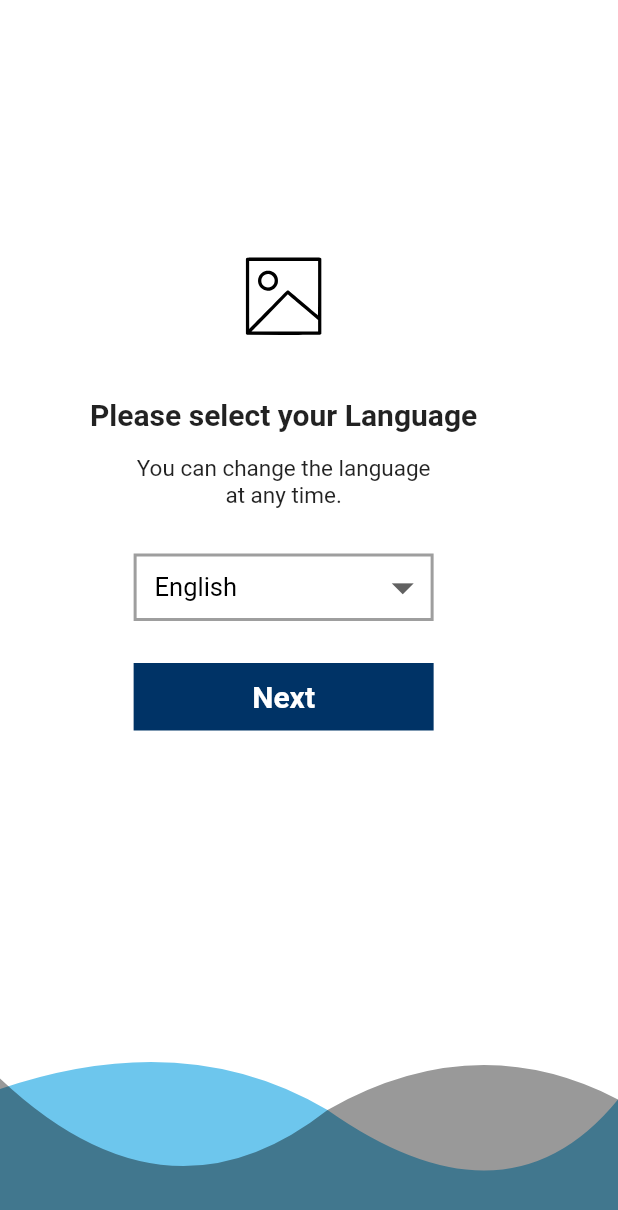
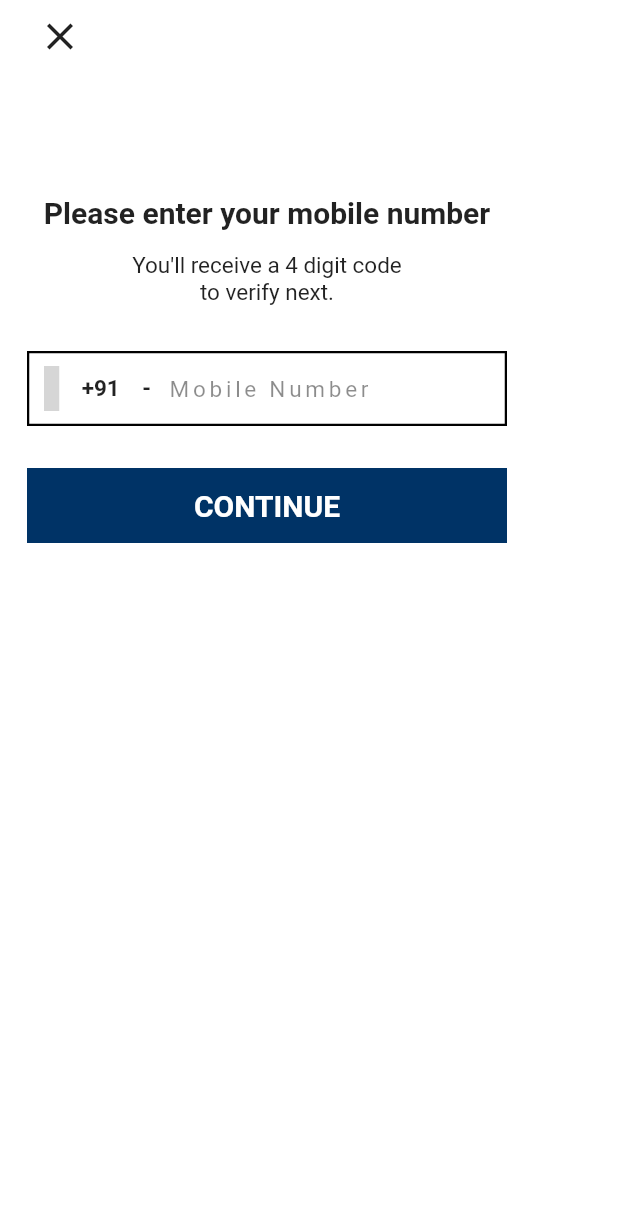
Before and after one commit to arjunganesh123/intern_design, a Flutter app: the screen it shows after launch, on a phone screen of 412 x 824 dp. Shown: the top 1210 px of the screen. Run offline on Flutter 3.47's test engine with Material 2 defaults, Android fonts, the phone set to English and light mode, and no system bars; our stand-ins replace flutter_svg; grey boxes are pictures that could not be loaded.

Commit message:
user auth paage UI design

```diff
--- a/lib/homepage.dart
+++ b/lib/homepage.dart
@@ -1,6 +1,7 @@
 import 'package:flutter/cupertino.dart';
 import 'package:flutter/material.dart';
 import 'package:flutter_svg/flutter_svg.dart';
+import 'package:intern_design/userauthpage.dart';
 
 class HomePage extends StatefulWidget {
   static const String id="HomePage";
@@ -84,8 +85,8 @@ class _HomePageState extends State<HomePage> {
                   ),
                 ),
                 const SizedBox(height: 20,),
-                TextButton(onPressed: () {  },
-                child: Container(height: 45,width: 200,color: const Color.fromRGBO(0, 51, 102, 1),child: const Center(child: Text("Next",style: TextStyle(color: Colors.white,fontSize: 20,fontWeight: FontWeight.bold),)),)),
+                TextButton(onPressed: () { Navigator.pushNamed(context, UserAuthPage.id); },
+                child: Container(height: 45,width: 200,color: const Color.fromRGBO(0, 51, 102, 1),child: const Center(child: Text("NEXT",style: TextStyle(color: Colors.white,fontSize: 20,fontWeight: FontWeight.bold),)),)),
               ],
             ),
           ),
--- a/lib/main.dart
+++ b/lib/main.dart
@@ -1,5 +1,6 @@
 import 'package:flutter/material.dart';
 import 'package:intern_design/homepage.dart';
+import 'package:intern_design/userauthpage.dart';
 
 void main() {
   runApp(const MyApp());
@@ -12,9 +13,10 @@ class MyApp extends StatelessWidget {
   @override
   Widget build(BuildContext context) {
     return  MaterialApp(
-      home: const HomePage(),
+      home: const UserAuthPage(),
       routes: {
         HomePage.id:(context)=>const HomePage(),
+        UserAuthPage.id:(context)=>const UserAuthPage(),
       },
     );
   }
--- /dev/null
+++ b/lib/userauthpage.dart
@@ -0,0 +1,85 @@
+import 'package:flutter/cupertino.dart';
+import 'package:flutter/material.dart';
+import 'package:flutter_svg/flutter_svg.dart';
+
+class UserAuthPage extends StatefulWidget {
+  static String id='UserAuthPage';
+  const UserAuthPage({Key? key}) : super(key: key);
+
+  @override
+  _UserAuthPageState createState() => _UserAuthPageState();
+}
+
+class _UserAuthPageState extends State<UserAuthPage> {
+  final _mobctrl=TextEditingController();
+  @override
+  Widget build(BuildContext context) {
+    return Scaffold(
+      backgroundColor: Colors.white,
+      floatingActionButtonLocation: FloatingActionButtonLocation.startTop,
+      floatingActionButton: IconButton(onPressed: () { Navigator.pop(context); },
+      icon: const Icon(Icons.close,size: 30,),),
+      body: Padding(
+        padding: const EdgeInsets.only(top: 130,left: 10),
+        child: Column(
+          children: [
+            const Text("Please enter your mobile number",style: TextStyle(fontSize: 20,fontWeight: FontWeight.bold,),),
+            const SizedBox(height: 15,),
+            const Text("You'll receive a 4 digit code",style: TextStyle(fontSize: 15),),
+            const Text("to verify next.",style: TextStyle(fontSize: 15),),
+            const SizedBox(height: 30,),
+            Container(
+              padding: const EdgeInsets.only(left: 10),
+              width: 320,
+              height: 50,
+              decoration: BoxDecoration(
+                border: Border.all(color: Colors.black,width: 1.5),
+              ),
+              child: Row(
+                children: [
+                   SvgPicture.asset('assets/india.svg',width: 10,height: 30,),
+                  const Text('\t\t\t\t+91\t\t\t\t-\t\t\t',style: TextStyle(fontSize: 15,fontWeight: FontWeight.bold),),
+                  Expanded(
+                    child: TextField(
+                      controller: _mobctrl,
+                      keyboardType: TextInputType.number,
+                        cursorColor: Colors.black,
+                        maxLength: 10,
+                        style: const TextStyle(letterSpacing: 2.5),
+                        decoration:const InputDecoration(
+                          isDense: true,
+                          contentPadding: EdgeInsets.only(top: 10),
+                          border: OutlineInputBorder(
+                            borderSide: BorderSide.none,
+                          ),
+                          counterText: "",
+                          hintText: 'Mobile Number',
+                          hintStyle: TextStyle(color: Colors.black45,fontSize: 15),
+                        ),
+                    ),
+                  )
+                ],
+              ),
+            ),
+            const SizedBox(height: 20,),
+            TextButton(
+                onPressed: () {
+                  if(_mobctrl.text.length<10){
+                    ScaffoldMessenger.of(context).showSnackBar(
+                      const SnackBar(
+                          content: Text('Enter a Valid Mobile Number',style: TextStyle(color: Colors.white,fontSize: 15),),
+                          backgroundColor: Color.fromRGBO(0, 51, 102, 1),
+                      ),
+                    );
+                  }
+                  else{
+                    print(_mobctrl.text);
+                  }
+             },
+                child: Container(height: 50,width: 320,color: const Color.fromRGBO(0, 51, 102, 1),child: const Center(child: Text("CONTINUE",style: TextStyle(color: Colors.white,fontSize: 20,fontWeight: FontWeight.bold),)),)),
+          ],
+        ),
+      ),
+    );
+  }
+}
```
Also changed, not shown: assets/india.svg (added).
